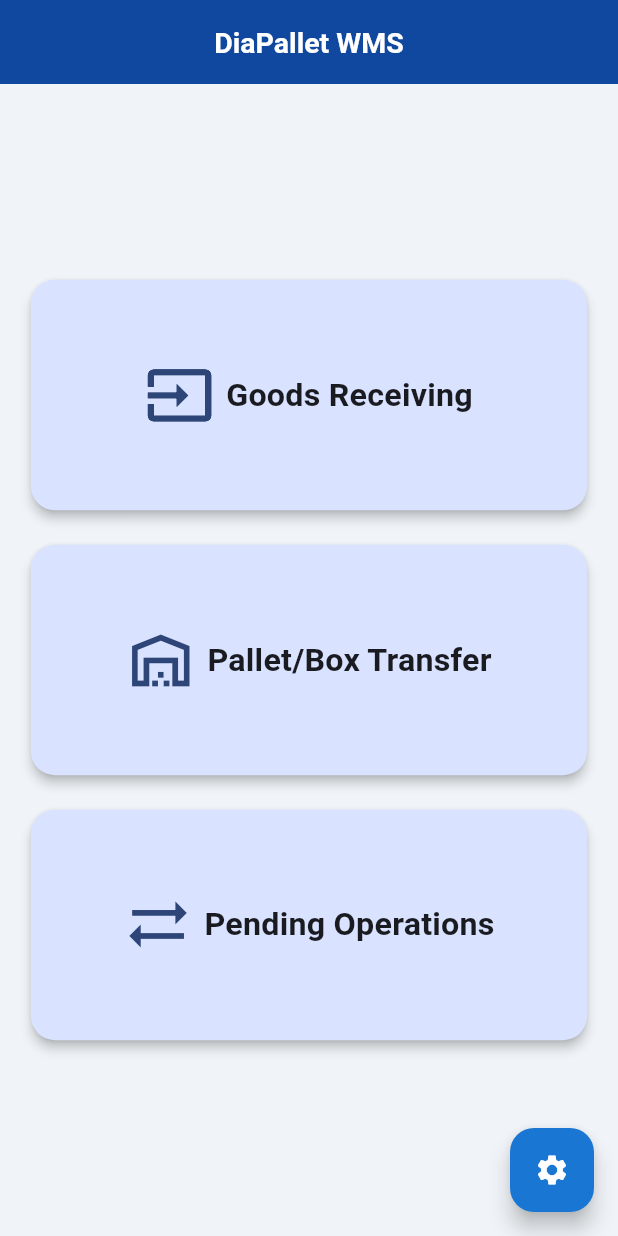
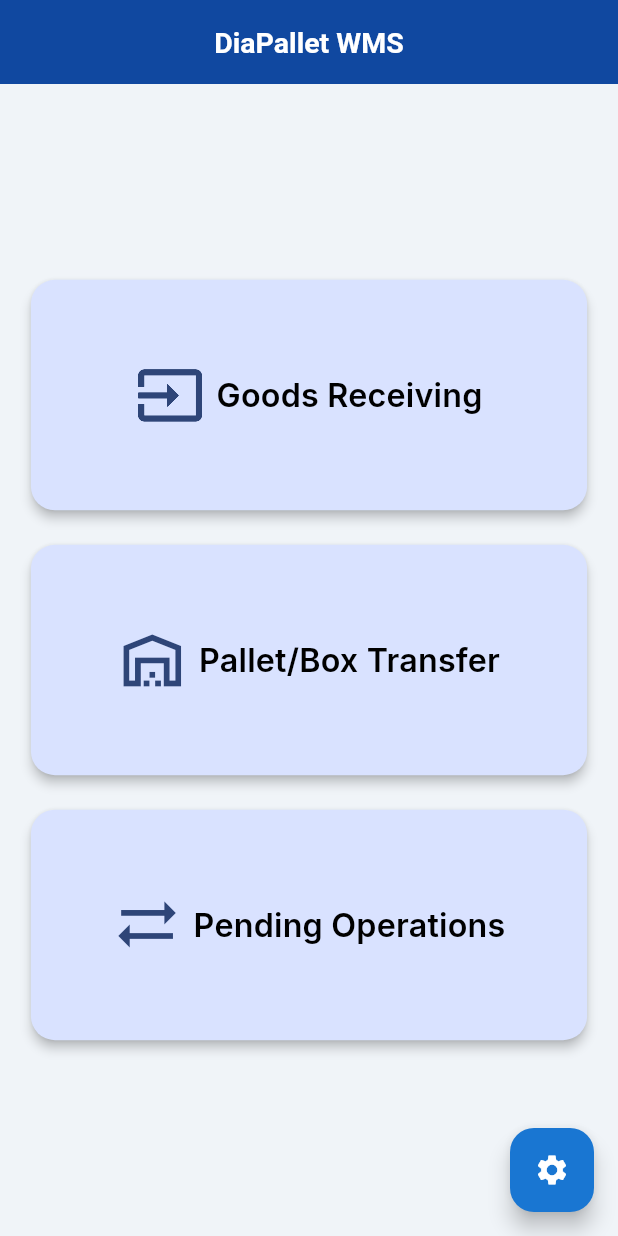
Before and after one commit to foxxafa/diapalet, a Flutter app: the screen it shows after launch, on a phone screen of 412 x 824 dp. Run offline on Flutter 3.47's test engine with Material 3 defaults, Android fonts, the phone set to English and light mode, and no system bars; our stand-ins replace connectivity_plus, dio, easy_localization, equatable, google_fonts, shared_preferences and 1 more; missing offline and left inert: mobile_scanner; accounts and stored records are empty.

Commit message:
google_fonts paketi eklendi ve tema güncellemeleri yapıldı. Açık ve koyu temalar için metin stilleri güncellendi.

```diff
--- a/lib/core/theme/app_theme.dart
+++ b/lib/core/theme/app_theme.dart
@@ -1,4 +1,5 @@
 import 'package:flutter/material.dart';
+import 'package:google_fonts/google_fonts.dart';
 
 /// Uygulama için açık ve kapalı temaları içeren sınıf.
 ///
@@ -22,12 +23,24 @@ class AppTheme {
   static const Color errorColor = Color(0xFFD32F2F);
   static const Color warningColor = Color(0xFFFFA000);
 
+  static final TextTheme _lightTextTheme =
+      GoogleFonts.interTextTheme(ThemeData.light().textTheme);
+  static final TextTheme _darkTextTheme =
+      GoogleFonts.interTextTheme(ThemeData.dark().textTheme);
+
   // --- AÇIK TEMA TANIMI ---
   static final ThemeData light = ThemeData(
     useMaterial3: true,
     brightness: Brightness.light,
     primaryColor: lightPrimaryColor,
     scaffoldBackgroundColor: lightBackgroundColor,
+    textTheme: _lightTextTheme.copyWith(
+      bodyLarge: _lightTextTheme.bodyLarge?.copyWith(color: Colors.black87),
+      bodyMedium: _lightTextTheme.bodyMedium?.copyWith(color: Colors.black87),
+      titleLarge: _lightTextTheme.titleLarge?.copyWith(color: Colors.black),
+      titleMedium: _lightTextTheme.titleMedium?.copyWith(color: Colors.black),
+      titleSmall: _lightTextTheme.titleSmall?.copyWith(color: Colors.black),
+    ),
     colorScheme: ColorScheme.fromSeed(
       seedColor: lightPrimaryColor,
       primary: lightPrimaryColor,
@@ -77,6 +90,9 @@ class AppTheme {
         foregroundColor: Colors.white,
         padding: const EdgeInsets.symmetric(vertical: 16, horizontal: 24),
         shape: RoundedRectangleBorder(borderRadius: BorderRadius.circular(12)),
+        textStyle: _lightTextTheme.labelLarge?.copyWith(
+          fontWeight: FontWeight.w600,
+        ),
       ),
     ),
     cardTheme: CardThemeData(
@@ -104,6 +120,13 @@ class AppTheme {
     brightness: Brightness.dark,
     primaryColor: darkPrimaryColor,
     scaffoldBackgroundColor: darkBackgroundColor,
+    textTheme: _darkTextTheme.copyWith(
+      bodyLarge: _darkTextTheme.bodyLarge?.copyWith(color: Colors.white70),
+      bodyMedium: _darkTextTheme.bodyMedium?.copyWith(color: Colors.white70),
+      titleLarge: _darkTextTheme.titleLarge?.copyWith(color: Colors.white),
+      titleMedium: _darkTextTheme.titleMedium?.copyWith(color: Colors.white),
+      titleSmall: _darkTextTheme.titleSmall?.copyWith(color: Colors.white),
+    ),
     colorScheme: ColorScheme.fromSeed(
       seedColor: darkPrimaryColor,
       primary: darkPrimaryColor,
@@ -154,7 +177,9 @@ class AppTheme {
         foregroundColor: Colors.white,
         padding: const EdgeInsets.symmetric(vertical: 16, horizontal: 24),
         shape: RoundedRectangleBorder(borderRadius: BorderRadius.circular(12)),
-        textStyle: const TextStyle(fontWeight: FontWeight.w600),
+        textStyle: _darkTextTheme.labelLarge?.copyWith(
+          fontWeight: FontWeight.w600,
+        ),
       ),
     ),
     cardTheme: CardThemeData(
--- a/pubspec.yaml
+++ b/pubspec.yaml
@@ -29,6 +29,7 @@ dependencies:
   easy_localization: ^3.0.5
   sqflite: ^2.3.2
   rxdart: ^0.27.7
+  google_fonts: ^6.2.1
 
 
 dev_dependencies:
```
Also changed, not shown: pubspec.lock.
